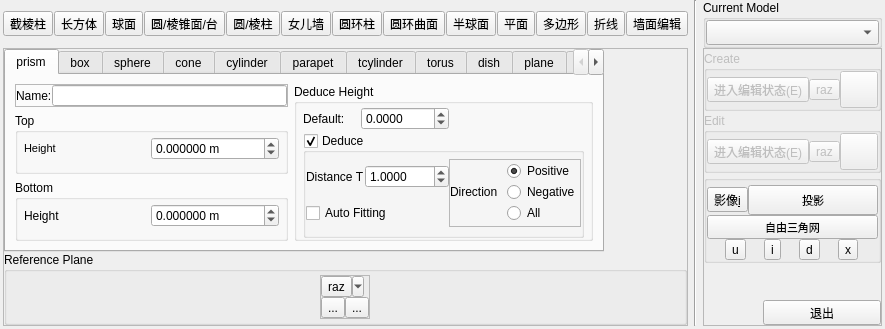
Old version of the form qCC/ui_templates/bdr3DGeometryEditPanel.ui in the repository StOriJimmy/CloudCompare.
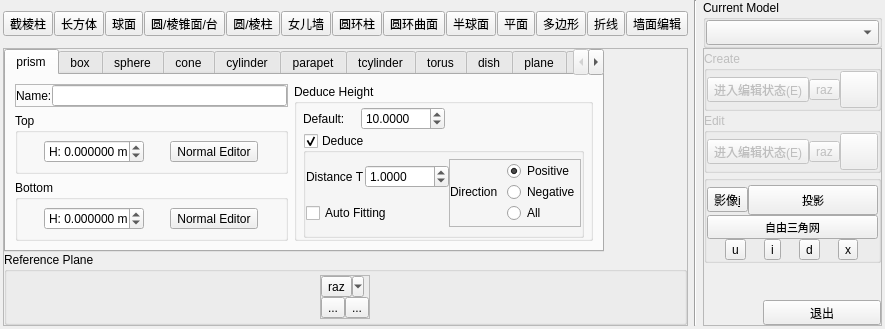
New version of the form. Icons and pictures are not drawn.

What changed in the file:
```diff
--- a/qCC/ui_templates/bdr3DGeometryEditPanel.ui
+++ b/qCC/ui_templates/bdr3DGeometryEditPanel.ui
@@ -584,36 +584,45 @@
             <property name="title">
              <string>Top</string>
             </property>
+            <property name="flat">
+             <bool>true</bool>
+            </property>
             <layout class="QGridLayout" name="gridLayout_3">
              <property name="leftMargin">
-              <number>6</number>
+              <number>0</number>
              </property>
              <property name="topMargin">
               <number>0</number>
              </property>
              <property name="rightMargin">
-              <number>6</number>
+              <number>0</number>
              </property>
              <property name="bottomMargin">
-              <number>6</number>
+              <number>0</number>
+             </property>
+             <property name="spacing">
+              <number>0</number>
              </property>
              <item row="0" column="0">
-              <widget class="QLabel" name="label">
-               <property name="font">
-                <font>
-                 <pointsize>8</pointsize>
-                </font>
-               </property>
-               <property name="text">
-                <string>Height</string>
-               </property>
-              </widget>
-             </item>
-             <item row="0" column="1">
               <widget class="QDoubleSpinBox" name="blockTopDoubleSpinBox">
+               <property name="sizePolicy">
+                <sizepolicy hsizetype="Fixed" vsizetype="Fixed">
+                 <horstretch>0</horstretch>
+                 <verstretch>0</verstretch>
+                </sizepolicy>
+               </property>
+               <property name="maximumSize">
+                <size>
+                 <width>100</width>
+                 <height>16777215</height>
+                </size>
+               </property>
                <property name="toolTip">
                 <string>顶面高度</string>
                </property>
+               <property name="prefix">
+                <string>H: </string>
+               </property>
                <property name="suffix">
                 <string> m</string>
                </property>
@@ -631,6 +640,13 @@
                </property>
               </widget>
              </item>
+             <item row="0" column="1">
+              <widget class="QToolButton" name="blockTopNormalEditToolButton">
+               <property name="text">
+                <string>Normal Editor</string>
+               </property>
+              </widget>
+             </item>
             </layout>
            </widget>
           </item>
@@ -639,24 +655,45 @@
             <property name="title">
              <string>Bottom</string>
             </property>
+            <property name="flat">
+             <bool>true</bool>
+            </property>
             <layout class="QGridLayout" name="gridLayout_4">
              <property name="leftMargin">
-              <number>6</number>
+              <number>0</number>
              </property>
              <property name="topMargin">
               <number>0</number>
              </property>
              <property name="rightMargin">
-              <number>6</number>
+              <number>0</number>
              </property>
              <property name="bottomMargin">
-              <number>6</number>
+              <number>0</number>
              </property>
-             <item row="0" column="1">
+             <property name="spacing">
+              <number>0</number>
+             </property>
+             <item row="0" column="0">
               <widget class="QDoubleSpinBox" name="blockBottomDoubleSpinBox">
+               <property name="sizePolicy">
+                <sizepolicy hsizetype="Minimum" vsizetype="Fixed">
+                 <horstretch>0</horstretch>
+                 <verstretch>0</verstretch>
+                </sizepolicy>
+               </property>
+               <property name="maximumSize">
+                <size>
+                 <width>100</width>
+                 <height>16777215</height>
+                </size>
+               </property>
                <property name="toolTip">
                 <string>底面高度</string>
                </property>
+               <property name="prefix">
+                <string>H: </string>
+               </property>
                <property name="suffix">
                 <string> m</string>
                </property>
@@ -674,10 +711,10 @@
                </property>
               </widget>
              </item>
-             <item row="0" column="0">
-              <widget class="QLabel" name="label_2">
+             <item row="0" column="1">
+              <widget class="QToolButton" name="blockBottomNormalEditToolButton">
                <property name="text">
-                <string>Height</string>
+                <string>Normal Editor</string>
                </property>
               </widget>
              </item>
@@ -786,11 +823,14 @@
                 <number>4</number>
                </property>
                <property name="minimum">
-                <double>-9999.000000000000000</double>
+                <double>0.001000000000000</double>
                </property>
                <property name="maximum">
                 <double>9999.000000000000000</double>
                </property>
+               <property name="value">
+                <double>10.000000000000000</double>
+               </property>
               </widget>
              </item>
              <item row="2" column="0" colspan="4">
```
